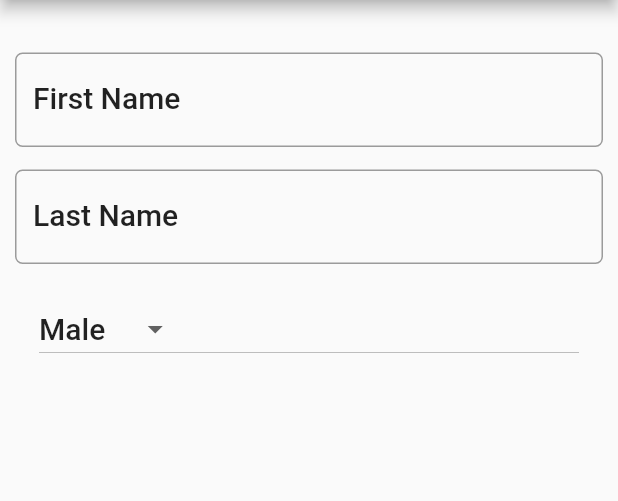
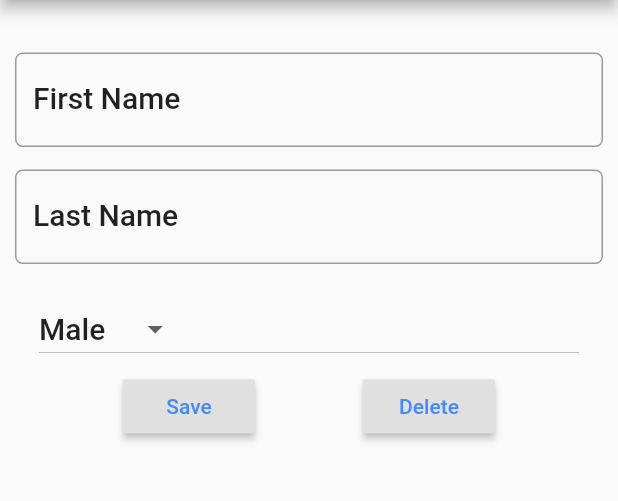
Before and after one commit to Alaeddinalhamoud/Flutter-API-Front-End, a Flutter app: the screen it shows after launch, after a tap on the "person add" icon, on a phone screen of 412 x 824 dp, the part 84-585 px from its top. Run offline on Flutter 3.47's test engine with Material 2 defaults, Android fonts, the phone set to English and light mode, and no system bars; network calls fail.

Commit message:
working on delete

```diff
--- a/lib/models/api.services.dart
+++ b/lib/models/api.services.dart
@@ -4,24 +4,28 @@ import 'dart:async';
 import 'dart:convert';
 
 class APIServices {
-  static String getStudentsUrl='http://192.168.0.8:5005/api/Student';
-  static String postStudenttUrl='http://192.168.0.8:5005/api/Student';
+  static String studentsUrl='http://192.168.0.8:5005/api/Student/';
+
+  static Map<String, String> header = {
+      'Content-type': 'application/json',
+      'Accept': 'application/json'
+    };
 
 
   static Future fetchStudents() async {
-    return await http.get(getStudentsUrl);
+    return await http.get(studentsUrl);
   }
-
+static Future deleteStudent(int id) async{
+  return await http.delete(studentsUrl+id.toString(), headers: header);
+}
   static Future postStudent(Student student) async {
-
-    Map<String, String> header = {
-      'Content-type': 'application/json',
-      'Accept': 'application/json'
-    };
     var myStudent = student.toMap();
     var studentBody = json.encode(myStudent);
-    var res = await http.post(postStudenttUrl, headers: header, body: studentBody);
+    var res = await http.post(studentsUrl, headers: header, body: studentBody);
     print(res.statusCode);
     return res.statusCode;
   }
+
+
+
 }
--- a/lib/ui/addstudent.dart
+++ b/lib/ui/addstudent.dart
@@ -87,7 +87,7 @@ class _AddStudentState extends State<AddStudent> {
           ),
           ListTile(
               title: DropdownButton<String>(
-            items: _gendersDropDownList.map((String value) {
+              items: _gendersDropDownList.map((String value) {
               return DropdownMenuItem<String>(
                 value: value,
                 child: Text(value),
@@ -96,7 +96,28 @@ class _AddStudentState extends State<AddStudent> {
             style: textStyle,
             value: retrieveGender(student.gender),
             onChanged: (value) => updateGender(value),
-          ))
+          )),
+          Row(
+           mainAxisAlignment: MainAxisAlignment.spaceEvenly,
+             children: <Widget>[
+               RaisedButton(
+                  padding: EdgeInsets.all(8.0),
+                  textColor: Colors.blueAccent,
+                  onPressed:(){
+                   saveStudent();
+                   },
+                  child: Text("Save"),
+               ),
+                RaisedButton(
+                  padding: EdgeInsets.all(8.0),
+                  textColor: Colors.blueAccent,
+                  onPressed:(){
+                   deleteStudent(student.id);
+                   },
+                  child: Text("Delete"),
+               ),
+             ],
+          ),
         ],
       ),
     );
@@ -138,7 +159,7 @@ void updateLastName (){
         saveStudent();
         break;
       case menuDelete:
-        deleteStudent();
+       // deleteStudent();
         break;
       default:
     }
@@ -152,7 +173,8 @@ void updateLastName (){
     Navigator.pop(context, true);
   }
 
-  void deleteStudent() {
+  void deleteStudent(int id) {
     print('we are working one delete student');
+    var de=APIServices.deleteStudent(id);
   }
 }
--- a/lib/ui/studentlist.dart
+++ b/lib/ui/studentlist.dart
@@ -42,14 +42,14 @@ class _StudentListState extends State<StudentList> {
     }
     return Scaffold(
       floatingActionButton: _buidFloatingButton(),
-      appBar: _buildAppBar(context),
+      appBar: _buildAppBar(),
       body: students == null
           ? Center(child: Text('Empty'))
           : _studentsListItems(),
     );
   }
 
-  ListView _studentsListItems() {
+  Widget _studentsListItems() {
     return ListView.builder(
       itemCount: count,
       itemBuilder: (context, index) {
@@ -67,7 +67,7 @@ class _StudentListState extends State<StudentList> {
     );
   }
 
-  Widget _buildAppBar(BuildContext context) {
+  Widget _buildAppBar() {
     return AppBar(
       title: Text("Student APP"),
     );
```
